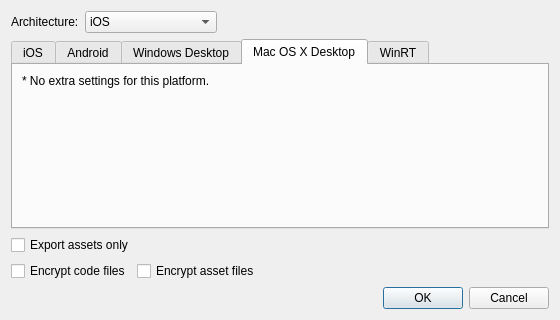
The window that ui/exportprojectdialog.ui (gideros/gideros) describes before a commit, drawn with Qt 5.
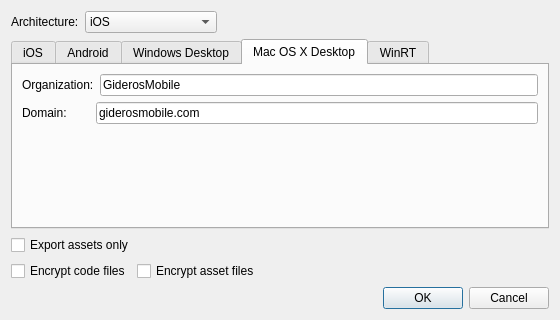
The same window after the commit. The open tabs and pages were chosen to show the change.

Commit message: [desktop] provide organization name and domain in export settings

Patch:
```diff
--- a/ui/exportprojectdialog.ui
+++ b/ui/exportprojectdialog.ui
@@ -199,14 +199,40 @@
       </attribute>
       <layout class="QVBoxLayout" name="verticalLayout_5">
        <item>
-        <widget class="QLabel" name="label_5">
-         <property name="text">
-          <string>* No extra settings for this platform.</string>
-         </property>
-         <property name="wordWrap">
-          <bool>true</bool>
-         </property>
-        </widget>
+        <layout class="QHBoxLayout" name="horizontalLayout_3">
+         <item>
+          <widget class="QLabel" name="label">
+           <property name="text">
+            <string>Organization:</string>
+           </property>
+          </widget>
+         </item>
+         <item>
+          <widget class="QLineEdit" name="osx_org">
+           <property name="text">
+            <string>GiderosMobile</string>
+           </property>
+          </widget>
+         </item>
+        </layout>
+       </item>
+       <item>
+        <layout class="QHBoxLayout" name="horizontalLayout_3">
+         <item>
+          <widget class="QLabel" name="label">
+           <property name="text">
+            <string>Domain:       </string>
+           </property>
+          </widget>
+         </item>
+         <item>
+          <widget class="QLineEdit" name="osx_domain">
+           <property name="text">
+            <string>giderosmobile.com</string>
+           </property>
+          </widget>
+         </item>
+        </layout>
        </item>
        <item>
         <spacer name="verticalSpacer">
```
Left out of the diff: 44 changed lines with no effect on the pictures. The commit also changes 4 other files.
